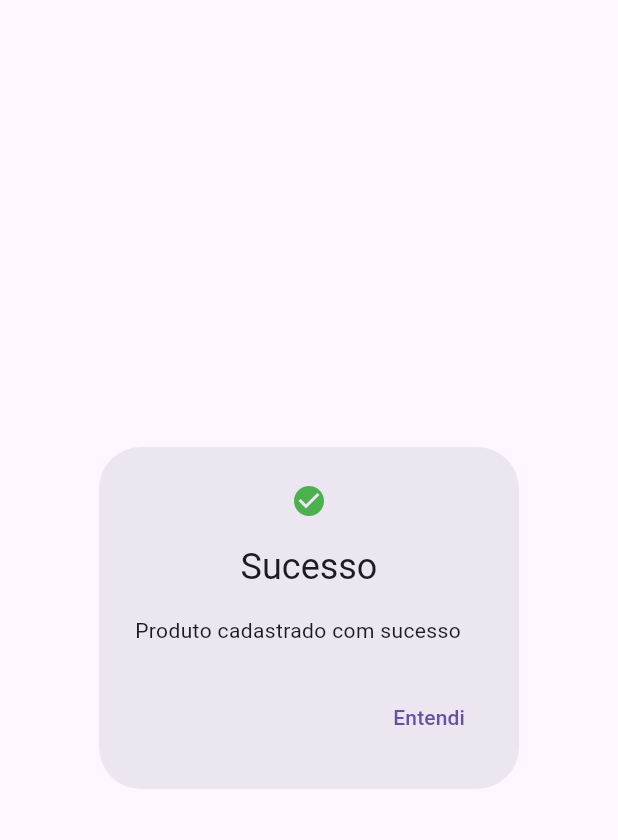
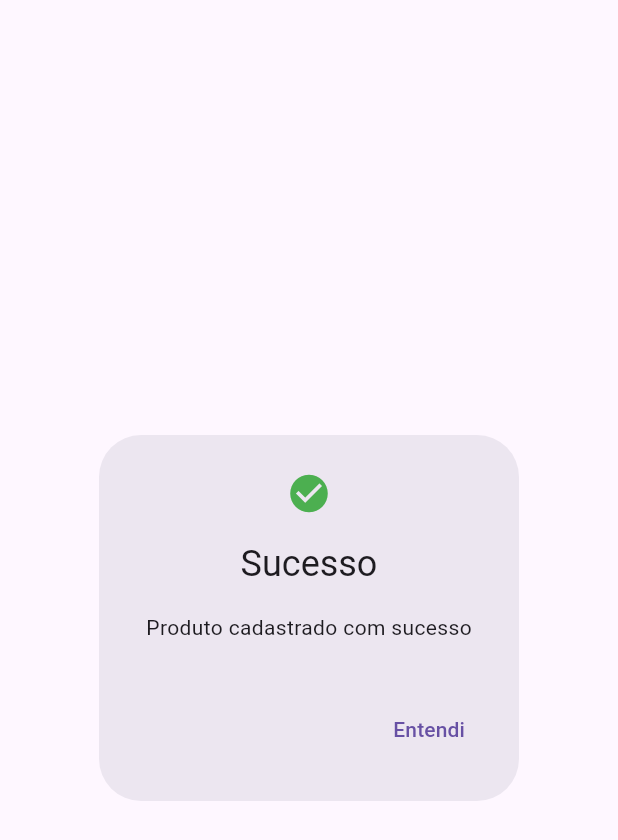
Before and after one commit to afmireski/OPT120_produto_front, a Flutter app: the HttpDialog widget shown alone on an empty page, opened directly, on a phone screen of 412 x 824 dp. Shown: the top 840 px of the screen. Run offline on Flutter 3.47's test engine with Material 3 defaults, Android fonts, the phone set to English and light mode, and no system bars; our stand-ins replace bloc, date_field, dio, equatable, flutter_bloc, go_router; network calls fail.

Commit message:
refactor: Update all http request for handle all http status

```diff
--- a/lib/src/bloc/newProductPage/new_product_page_bloc.dart
+++ b/lib/src/bloc/newProductPage/new_product_page_bloc.dart
@@ -64,6 +64,12 @@ class NewProductPageBloc
     final response = await httpClient.post(
       url,
       data: data,
+      options: Options(
+        headers: {
+          'Content-Type': 'application/json',
+        },
+        validateStatus: (status) => status! < 600,
+      ),
     );
 
     if (response.statusCode == 201) {
--- a/lib/src/widgets/http_dialog.dart
+++ b/lib/src/widgets/http_dialog.dart
@@ -3,19 +3,38 @@ import 'package:flutter/material.dart';
 class HttpDialog extends StatelessWidget {
   final int httpCode;
   final String message;
+  final List<String>? details;
   final VoidCallback onOk;
 
-  const HttpDialog({Key? key, required this.httpCode, required this.message, required this.onOk}) : super(key: key);
-
+  const HttpDialog(
+      {Key? key,
+      required this.httpCode,
+      required this.message,
+      required this.onOk,
+      this.details = const <String>[]})
+      : super(key: key);
 
   @override
   Widget build(BuildContext context) {
-
     return AlertDialog(
       alignment: Alignment.center,
       title: Text(_title()),
       icon: _icon(),
-      content: Text(message),
+      content: Column(
+        mainAxisSize: MainAxisSize.min,
+        children: [
+          Text(message),
+          const SizedBox(height: 10),
+            if (details != null && details!.isNotEmpty)
+            Align(
+              alignment: Alignment.centerLeft,
+              child: Column(
+              crossAxisAlignment: CrossAxisAlignment.start,
+              children: details!.map((detail) => Text(' - $detail')).toList(),
+              ),
+            ),
+        ],
+      ),
       actions: [
         TextButton(
           onPressed: onOk,
@@ -30,19 +49,23 @@ class HttpDialog extends StatelessWidget {
       case 200:
       case 201:
       case 204:
-        return const Icon(Icons.check_circle, color: Colors.green);
+        return const Icon(
+          Icons.check_circle,
+          color: Colors.green,
+          size: 30,
+        );
       case 400:
-        return Icon(Icons.warning, color: Colors.yellow[700]);
+        return Icon(Icons.warning, color: Colors.yellow[700], size: 30);
       case 401:
-        return const Icon(Icons.lock_person, color: Colors.red);
+        return const Icon(Icons.lock_person, color: Colors.red, size: 30);
       case 403:
-        return Icon(Icons.shield, color: Colors.orange[800]);
+        return Icon(Icons.shield, color: Colors.orange[800], size: 30);
       case 404:
-        return Icon(Icons.search_off, color: Colors.orange[800]);
+        return Icon(Icons.search_off, color: Colors.orange[800], size: 30);
       case 500:
-        return const Icon(Icons.public_off, color: Colors.red);
+        return const Icon(Icons.public_off, color: Colors.red, size: 30);
       default:
-        return const Icon(Icons.error, color: Colors.red);
+        return const Icon(Icons.error, color: Colors.red, size: 30);
     }
   }
 
@@ -66,5 +89,4 @@ class HttpDialog extends StatelessWidget {
         return 'Erro';
     }
   }
-
 }
```
Also changed, not shown: lib/src/bloc/productsDetailPage/product_detail_page_bloc.dart (+24 -3 lines), lib/src/bloc/productsPage/products_bloc.dart (+9 -4 lines), lib/src/page/new_product_page.dart (+10 -0 lines), lib/src/page/product_detail_page.dart (+5 -2 lines).
